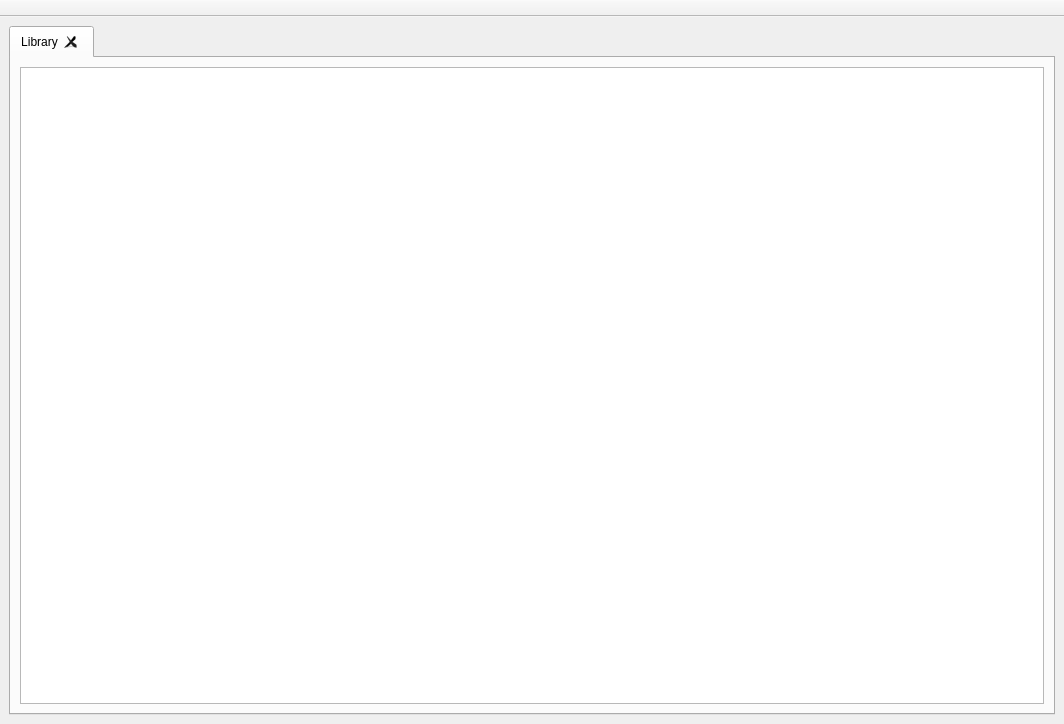
First picture: the form in resources/main.ui, repository BasioMeusPuga/Lector, before the edit.
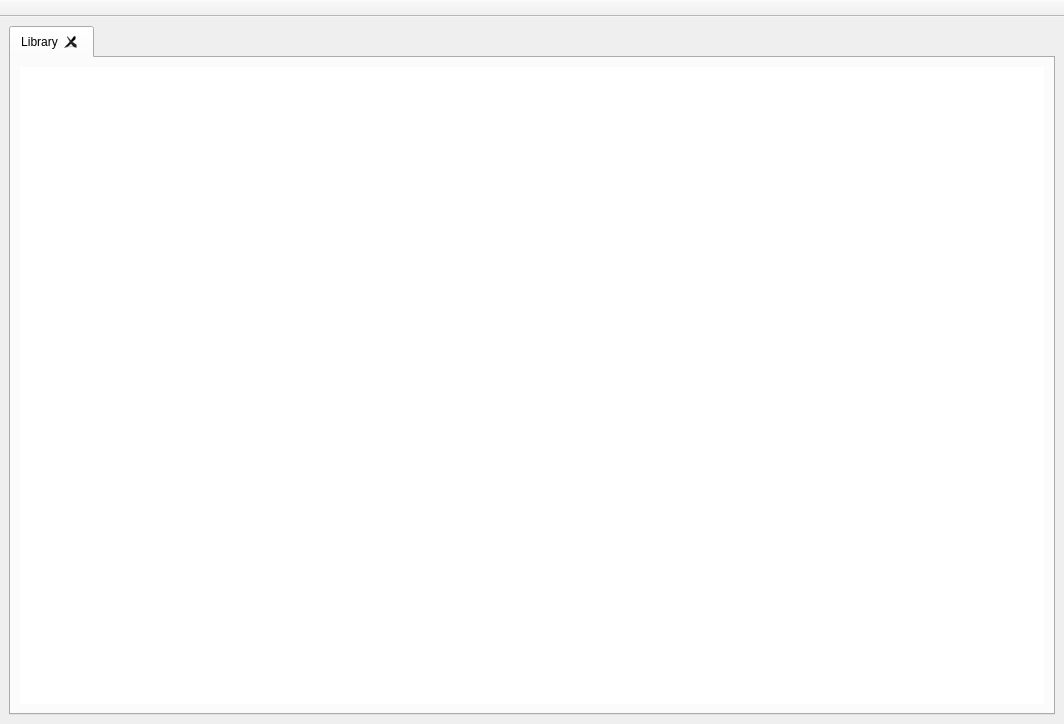
Second picture: the form after the edit.

Commit message: Database, Refactor toolbars

```diff
--- a/resources/main.ui
+++ b/resources/main.ui
@@ -34,18 +34,30 @@
            <layout class="QVBoxLayout" name="verticalLayout">
             <item>
              <widget class="QListView" name="listView">
+              <property name="frameShape">
+               <enum>QFrame::NoFrame</enum>
+              </property>
               <property name="editTriggers">
                <set>QAbstractItemView::NoEditTriggers</set>
               </property>
               <property name="resizeMode">
                <enum>QListView::Adjust</enum>
               </property>
+              <property name="layoutMode">
+               <enum>QListView::Batched</enum>
+              </property>
+              <property name="spacing">
+               <number>0</number>
+              </property>
               <property name="viewMode">
                <enum>QListView::IconMode</enum>
               </property>
               <property name="uniformItemSizes">
                <bool>true</bool>
               </property>
+              <property name="wordWrap">
+               <bool>true</bool>
+              </property>
              </widget>
             </item>
            </layout>
```
Left out of the diff: 9 changed lines with no effect on the pictures. The commit also changes 3 other files.
